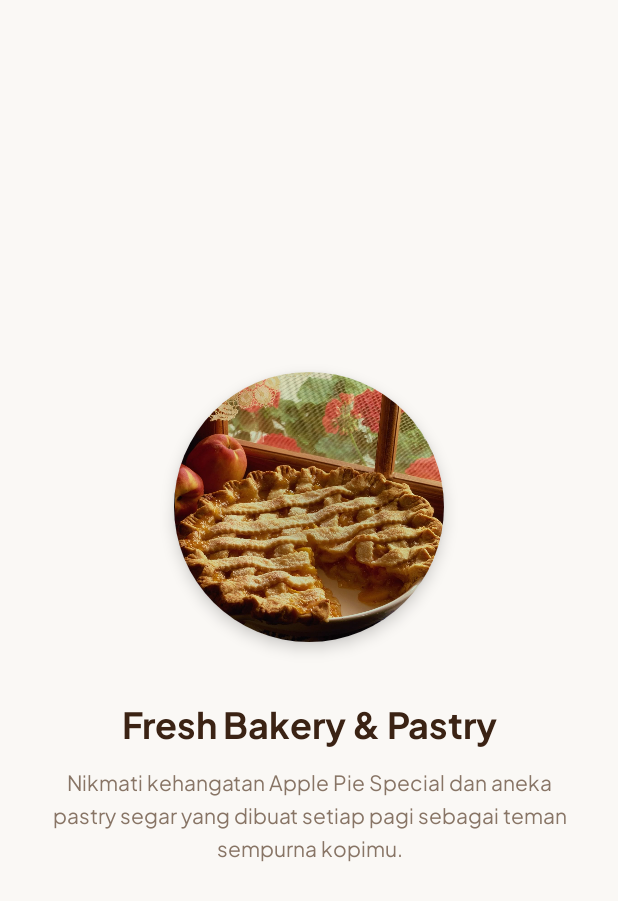
After one commit to salsabilladheawan4/caca-pie, an Android app: the fragment Onboarding2Fragment shown on its own in the app's theme, on a phone screen of 412 x 824 dp. The commit adds this screen. Shown: the top 901 px of the screen. Run offline under Robolectric (Android 15) with nearby library versions, the phone set to English and light mode, and no system bars.

Commit message:
Tambah Onboarding Screen menggunakan ViewPager2 dengan 3 slide

```diff
--- /dev/null
+++ b/app/src/main/java/com/example/caca_pie/pertemuan_11/onboarding/Onboarding2Fragment.kt
@@ -0,0 +1,18 @@
+package com.example.caca_pie.pertemuan_11.onboarding
+
+import android.os.Bundle
+import android.view.LayoutInflater
+import android.view.View
+import android.view.ViewGroup
+import androidx.fragment.app.Fragment
+import com.example.caca_pie.R
+
+class Onboarding2Fragment : Fragment() {
+    override fun onCreateView(
+        inflater: LayoutInflater,
+        container: ViewGroup?,
+        savedInstanceState: Bundle?
+    ): View? {
+        return inflater.inflate(R.layout.fragment_onboarding_2, container, false)
+    }
+}
--- /dev/null
+++ b/app/src/main/res/layout/fragment_onboarding_2.xml
@@ -0,0 +1,44 @@
+<?xml version="1.0" encoding="utf-8"?>
+<LinearLayout xmlns:android="http://schemas.android.com/apk/res/android"
+    xmlns:app="http://schemas.android.com/apk/res-auto"
+    android:layout_width="match_parent"
+    android:layout_height="match_parent"
+    android:background="#FAF8F5"
+    android:gravity="center"
+    android:orientation="vertical"
+    android:padding="32dp">
+
+    <androidx.cardview.widget.CardView
+        android:layout_width="180dp"
+        android:layout_height="180dp"
+        app:cardBackgroundColor="#FFFFFF"
+        app:cardCornerRadius="90dp"
+        app:cardElevation="6dp">
+        <ImageView
+            android:layout_width="match_parent"
+            android:layout_height="match_parent"
+            android:scaleType="centerCrop"
+            android:src="@drawable/apple_pie" />
+    </androidx.cardview.widget.CardView>
+
+    <TextView
+        android:layout_width="wrap_content"
+        android:layout_height="wrap_content"
+        android:layout_marginTop="36dp"
+        android:gravity="center"
+        android:text="Fresh Bakery &amp; Pastry"
+        android:textColor="#3B2314"
+        android:textSize="24sp"
+        android:textStyle="bold" />
+
+    <TextView
+        android:layout_width="wrap_content"
+        android:layout_height="wrap_content"
+        android:layout_marginTop="12dp"
+        android:gravity="center"
+        android:lineSpacingExtra="4dp"
+        android:text="Nikmati kehangatan Apple Pie Special dan aneka pastry segar yang dibuat setiap pagi sebagai teman sempurna kopimu."
+        android:textColor="#887566"
+        android:textSize="14sp" />
+
+</LinearLayout>
```
Also changed, not shown: app/src/main/AndroidManifest.xml (+12 -1 lines), app/src/main/java/com/example/caca_pie/pertemuan_11/onboarding/Onboarding1Fragment.kt (added, +18 -0 lines), app/src/main/java/com/example/caca_pie/pertemuan_11/onboarding/Onboarding3Fragment.kt (added, +18 -0 lines), app/src/main/java/com/example/caca_pie/pertemuan_11/onboarding/OnboardingActivity.kt (added, +102 -0 lines), app/src/main/java/com/example/caca_pie/pertemuan_11/onboarding/OnboardingAdapter.kt (added, +15 -0 lines), app/src/main/java/com/example/caca_pie/pertemuan_6/SplashScreenActivity.kt (+6 -1 lines), app/src/main/res/drawable/bg_onboarding_dot_active.xml (added, +9 -0 lines), app/src/main/res/drawable/bg_onboarding_dot_inactive.xml (added, +8 -0 lines), app/src/main/res/layout/activity_onboarding.xml (added, +98 -0 lines), app/src/main/res/layout/fragment_onboarding_1.xml (added, +45 -0 lines), app/src/main/res/layout/fragment_onboarding_3.xml (added, +44 -0 lines), 1 other file.
